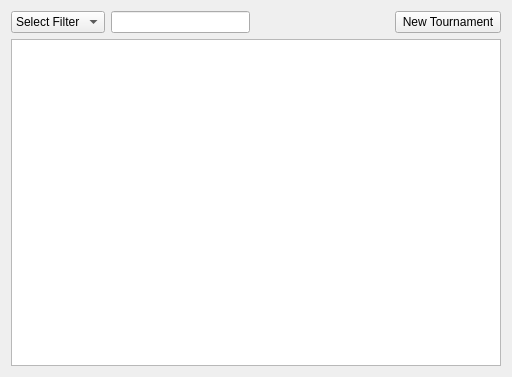
KadirEmreAVCI/MasterTennisApp, file src/app/HistoryPage.ui: the form before one commit.
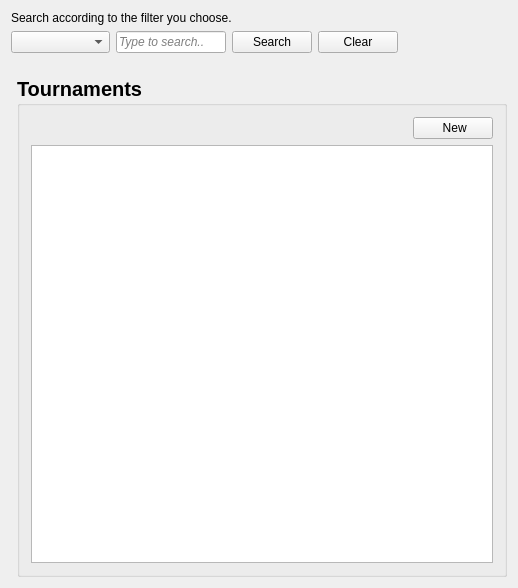
The form after the commit.

Commit message: Filter and search buttons are placed to the top of History tab so that they are seperated from tournament records.

```diff
--- a/src/app/HistoryPage.ui
+++ b/src/app/HistoryPage.ui
@@ -6,8 +6,8 @@
    <rect>
     <x>0</x>
     <y>0</y>
-    <width>512</width>
-    <height>377</height>
+    <width>518</width>
+    <height>588</height>
    </rect>
   </property>
   <property name="sizePolicy">
@@ -19,23 +19,134 @@
   <property name="windowTitle">
    <string>Tournament History</string>
   </property>
+  <layout class="QGridLayout" name="gridLayout_2">
+   <item row="0" column="0" colspan="2">
+    <layout class="QVBoxLayout" name="verticalLayout">
+     <item>
+      <widget class="QLabel" name="label">
+       <property name="sizePolicy">
+        <sizepolicy hsizetype="Fixed" vsizetype="Fixed">
+         <horstretch>0</horstretch>
+         <verstretch>0</verstretch>
+        </sizepolicy>
+       </property>
+       <property name="text">
+        <string>Search according to the filter you choose.</string>
+       </property>
+      </widget>
+     </item>
+     <item>
+      <layout class="QHBoxLayout" name="horizontalLayout">
+       <item>
+        <widget class="QComboBox" name="comboBoxFilter">
+         <property name="placeholderText">
+          <string>Filter</string>
+         </property>
+         <item>
+          <property name="text">
+           <string>Filter</string>
+          </property>
+         </item>
+         <item>
+          <property name="text">
+           <string>Organization</string>
+          </property>
+         </item>
+         <item>
+          <property name="text">
+           <string>Season</string>
+          </property>
+         </item>
+         <item>
+          <property name="text">
+           <string>Type</string>
+          </property>
+         </item>
+         <item>
+          <property name="text">
+           <string>Category</string>
+          </property>
+         </item>
+         <item>
+          <property name="text">
+           <string>Teammate</string>
+          </property>
+         </item>
+         <item>
+          <property name="text">
+           <string>Progress</string>
+          </property>
+         </item>
+         <item>
+          <property name="text">
+           <string>Opponent</string>
+          </property>
+         </item>
+        </widget>
+       </item>
+       <item>
+        <widget class="QLineEdit" name="lineEditSearchBar">
+         <property name="sizePolicy">
+          <sizepolicy hsizetype="Expanding" vsizetype="Fixed">
+           <horstretch>0</horstretch>
+           <verstretch>0</verstretch>
+          </sizepolicy>
+         </property>
+         <property name="font">
+          <font>
+           <italic>true</italic>
+          </font>
+         </property>
+         <property name="placeholderText">
+          <string>Type to search..</string>
+         </property>
+        </widget>
+       </item>
+       <item>
+        <widget class="QPushButton" name="SearchButton">
+         <property name="text">
+          <string>Search</string>
+         </property>
+        </widget>
+       </item>
+       <item>
+        <widget class="QPushButton" name="ClearButton">
+         <property name="text">
+          <string>Clear</string>
+         </property>
+        </widget>
+       </item>
+       <item>
+        <spacer name="horizontalSpacer_2">
+         <property name="orientation">
+          <enum>Qt::Orientation::Horizontal</enum>
+         </property>
+         <property name="sizeHint" stdset="0">
+          <size>
+           <width>40</width>
+           <height>20</height>
+          </size>
+         </property>
+        </spacer>
+       </item>
+      </layout>
+     </item>
+    </layout>
+   </item>
+   <item row="2" column="1">
+    <widget class="QGroupBox" name="groupBox">
+     <property name="font">
+      <font>
+       <pointsize>15</pointsize>
+       <bold>true</bold>
+      </font>
+     </property>
+     <property name="title">
+      <string>Tournaments</string>
+     </property>
   <layout class="QGridLayout" name="gridLayout">
    <item row="0" column="0">
-    <layout class="QVBoxLayout" name="verticalLayout">
-     <item>
       <layout class="QHBoxLayout" name="horizontalLayout_2">
-       <item>
-        <widget class="QComboBox" name="comboBoxFilter">
-         <item>
-          <property name="text">
-           <string>Select Filter</string>
-          </property>
-         </item>
-        </widget>
-       </item>
-       <item>
-        <widget class="QLineEdit" name="lineEditSearchBar"/>
-       </item>
        <item>
         <spacer name="horizontalSpacer">
          <property name="orientation">
@@ -51,6 +162,12 @@
        </item>
        <item>
         <widget class="QPushButton" name="NewTournamentButton">
+          <property name="font">
+           <font>
+            <pointsize>9</pointsize>
+            <bold>false</bold>
+           </font>
+          </property>
          <property name="toolTip">
           <string>Add new tournament</string>
          </property>
@@ -58,13 +175,13 @@
           <number>-1</number>
          </property>
          <property name="text">
-          <string> New Tournament </string>
+           <string> New</string>
          </property>
         </widget>
        </item>
       </layout>
      </item>
-     <item>
+      <item row="1" column="0">
       <widget class="QTableWidget" name="tableWidget">
        <property name="font">
         <font>
@@ -87,6 +204,23 @@
       </widget>
      </item>
     </layout>
+    </widget>
+   </item>
+   <item row="1" column="1">
+    <spacer name="verticalSpacer_2">
+     <property name="orientation">
+      <enum>Qt::Orientation::Vertical</enum>
+     </property>
+     <property name="sizeType">
+      <enum>QSizePolicy::Policy::Fixed</enum>
+     </property>
+     <property name="sizeHint" stdset="0">
+      <size>
+       <width>17</width>
+       <height>17</height>
+      </size>
+     </property>
+    </spacer>
    </item>
   </layout>
  </widget>
```
Lines whose indentation alone changed are shown as unchanged. The commit also changes 2 other files.
